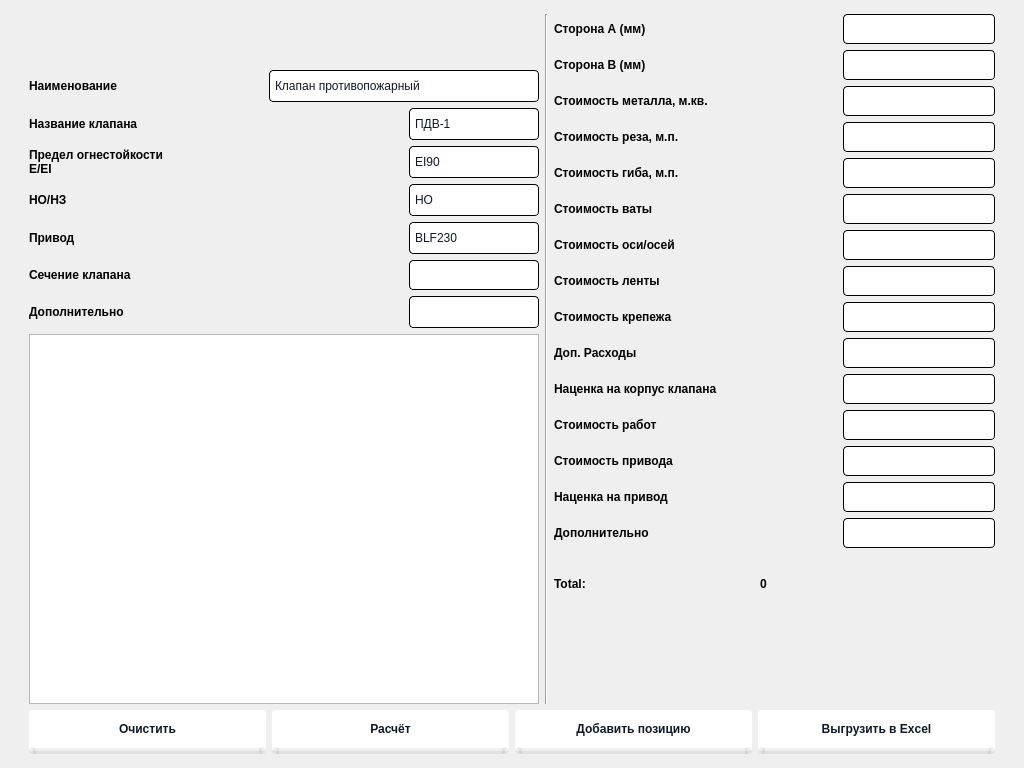
First picture: the form in Bajan/main_window.ui, repository AnanasiDiod/auto-create, before the edit.
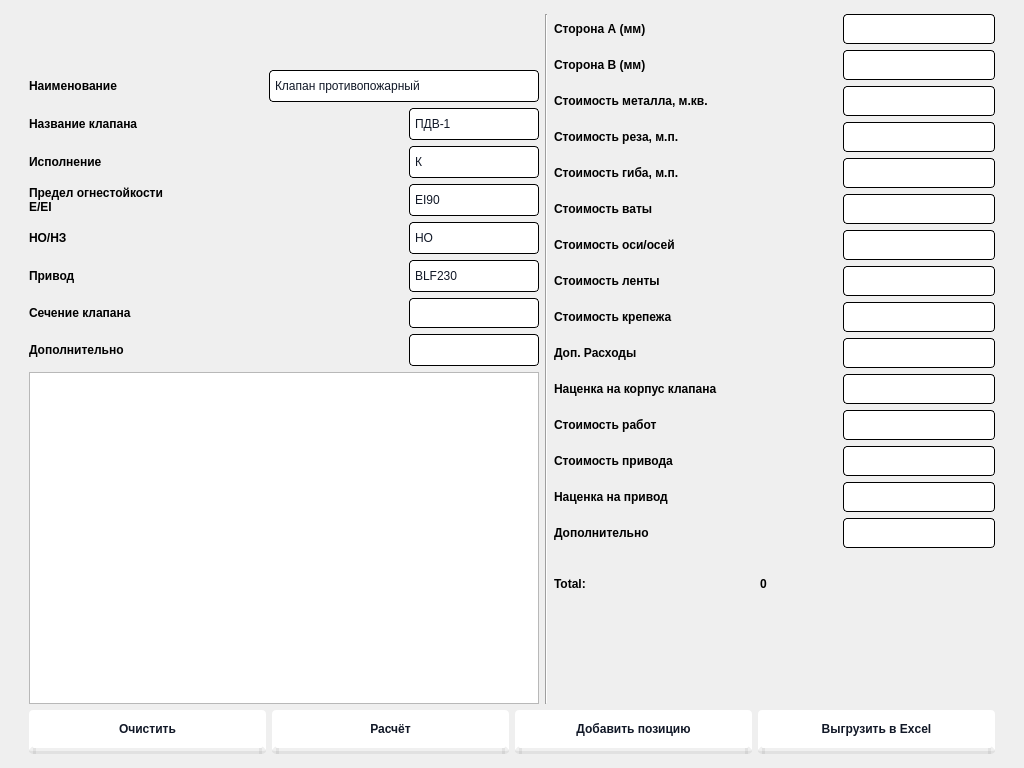
Second picture: the form after the edit. Icons and pictures are not drawn.

Commit message: new frontend (+ поле 'исполнение', изменено дерево вызова функций, попралвен баг со шрифтом, добалвено сообщение о недопустимых параметрах)

```diff
--- a/Bajan/main_window.ui
+++ b/Bajan/main_window.ui
@@ -351,6 +351,44 @@
                 </item>
                </layout>
               </item>
+              <item>
+               <layout class="QHBoxLayout" name="horizontalLayout_10">
+                <item>
+                 <widget class="QLabel" name="label_13">
+                  <property name="text">
+                   <string>Исполнение</string>
+                  </property>
+                 </widget>
+                </item>
+                <item>
+                 <spacer name="horizontalSpacer_24">
+                  <property name="orientation">
+                   <enum>Qt::Horizontal</enum>
+                  </property>
+                  <property name="sizeHint" stdset="0">
+                   <size>
+                    <width>40</width>
+                    <height>20</height>
+                   </size>
+                  </property>
+                 </spacer>
+                </item>
+                <item>
+                 <widget class="QComboBox" name="performance">
+                  <item>
+                   <property name="text">
+                    <string>К</string>
+                   </property>
+                  </item>
+                  <item>
+                   <property name="text">
+                    <string>С</string>
+                   </property>
+                  </item>
+                 </widget>
+                </item>
+               </layout>
+              </item>
               <item>
                <layout class="QHBoxLayout" name="horizontalLayout_7">
                 <item>
```
Left out of the diff: 39 changed lines with no effect on the pictures. The commit also changes 1 other file.
